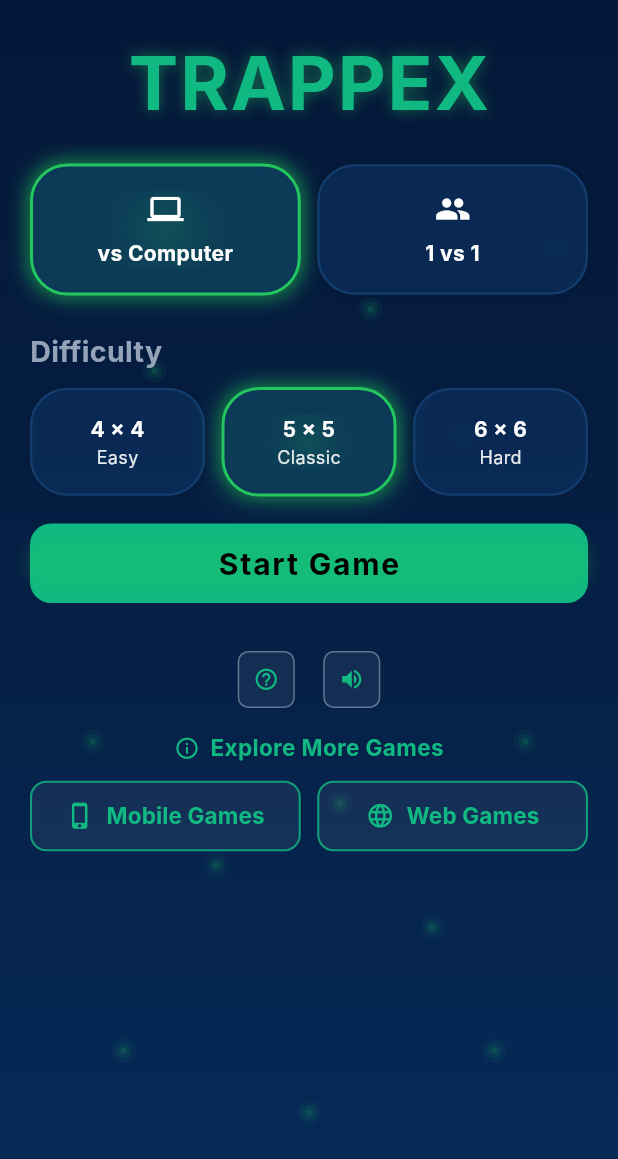
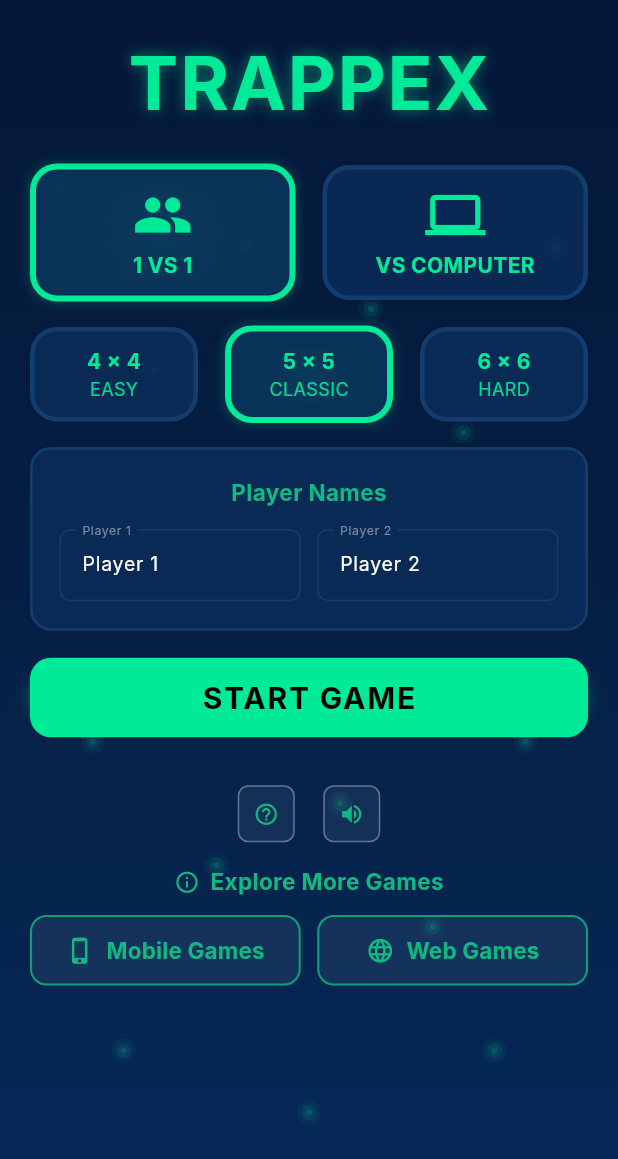
Before and after one commit to AgendeasSolution/trappex, a Flutter app: the screen it shows after launch, on a phone screen of 412 x 824 dp. Shown: the top 1159 px of the screen. Run offline on Flutter 3.47's test engine with Material 3 defaults, Android fonts, the phone set to English and light mode, and no system bars; our stand-ins replace audioplayers, google_mobile_ads, shared_preferences; network calls fail; Roboto replaces fonts that are missing (Inter).

Commit message:
Update color constants and game mode handling in screens
Modified the AppColors to standardize the home accent color and its glow effect. Updated the GameScreen to switch the default game mode to oneVsOneMode. Adjusted the HomeScreen to utilize the new homeAccent color for text and shadows, enhancing visual consistency. Refactored GameModeChip and GridChip widgets for improved styling and responsiveness, including padding and border radius adjustments.

```diff
--- a/lib/constants/app_colors.dart
+++ b/lib/constants/app_colors.dart
@@ -18,8 +18,8 @@ class AppColors {
   static const Color homeBgDark = Color(0xFF041738); // Dark blue base
   static const Color homeBgMedium = Color(0xFF052045); // Medium dark blue
   static const Color homeBgLight = Color(0xFF062A5A); // Lighter dark blue
-  static const Color homeAccent = Color(0xFF10B981); // Bright green (same as p1Color)
-  static const Color homeAccentGlow = Color(0xFF22C55E); // Brighter green for glows
+  static const Color homeAccent = Color(0xFF00EA98); // Bright green theme color
+  static const Color homeAccentGlow = Color(0xFF00EA98); // Theme color for glows
   static const Color homeCardBg = Color(0xFF0A2E5C); // Card background
   static const Color homeCardBorder = Color(0xFF1A4A7F); // Card border
 
--- a/lib/screens/game_screen.dart
+++ b/lib/screens/game_screen.dart
@@ -33,7 +33,7 @@ class _GameScreenState extends State<GameScreen> {
   String _gameOverTitle = "Game Over!";
   String _gameOverMessage = "The game has ended.";
   int _selectedGridSize = AppConstants.classicGridSize;
-  String _gameMode = AppConstants.vsComputerMode;
+  String _gameMode = AppConstants.oneVsOneMode;
   String _player1Name = "Player 1";
   String _player2Name = "Player 2";
   GameEdge? _hoveredEdge;
--- a/lib/screens/home_screen.dart
+++ b/lib/screens/home_screen.dart
@@ -139,17 +139,17 @@ class _HomeScreenState extends State<HomeScreen> {
                                 AppConstants.appName.toUpperCase(),
                                 style: TextStyle(
                                   fontSize: ResponsiveUtils.getResponsiveLogoFontSize(context),
-                                  color: AppColors.p1Color,
+                                  color: AppColors.homeAccent,
                                   fontWeight: FontWeight.bold,
                                   letterSpacing: ResponsiveUtils.getResponsiveValue(context, 1.0, 1.2, 1.5),
                                   shadows: [
                                     Shadow(
-                                      color: AppColors.homeAccentGlow.withOpacity(0.3),
+                                      color: AppColors.homeAccent.withOpacity(0.3),
                                       blurRadius: ResponsiveUtils.getResponsiveValue(context, 8, 10, 12),
                                       offset: const Offset(0, 0),
                                     ),
                                     Shadow(
-                                      color: AppColors.homeAccentGlow.withOpacity(0.2),
+                                      color: AppColors.homeAccent.withOpacity(0.2),
                                       blurRadius: ResponsiveUtils.getResponsiveValue(context, 12, 14, 16),
                                       offset: const Offset(0, 0),
                                     ),
@@ -162,14 +162,14 @@ class _HomeScreenState extends State<HomeScreen> {
 
                             // Game Mode Selector
                             _buildGameModeSelector(context),
-                            SizedBox(height: ResponsiveUtils.getResponsiveSpacing(context, 12.0, 14.0, 16.0)),
+                            SizedBox(height: ResponsiveUtils.getResponsiveSpacing(context, 14.0, 16.0, 18.0)),
 
                             // Grid Size Selector (Difficulty)
                             _buildGridSelector(context),
 
                             // Player Name Fields (only shown in 1v1 mode)
                             if (widget.gameMode == AppConstants.oneVsOneMode) ...[
-                              SizedBox(height: ResponsiveUtils.getResponsiveSpacing(context, 16.0, 18.0, 20.0)),
+                              SizedBox(height: ResponsiveUtils.getResponsiveSpacing(context, 14.0, 16.0, 18.0)),
                               _buildPlayerNameFields(context),
                             ],
                             SizedBox(height: ResponsiveUtils.getResponsiveSpacing(context, 16.0, 18.0, 20.0)),
@@ -204,7 +204,7 @@ class _HomeScreenState extends State<HomeScreen> {
                                     ),
                                     boxShadow: [
                                       BoxShadow(
-                                        color: AppColors.homeAccentGlow.withOpacity(0.25),
+                                        color: AppColors.homeAccent.withOpacity(0.25),
                                         blurRadius: ResponsiveUtils.getResponsiveValue(context, 6, 8, 10),
                                         spreadRadius: ResponsiveUtils.getResponsiveValue(context, 0, 1, 1),
                                       ),
@@ -212,7 +212,7 @@ class _HomeScreenState extends State<HomeScreen> {
                                   ),
                                   child: Center(
                                     child: Text(
-                                      "Start Game",
+                                      "START GAME",
                                       style: TextStyle(
                                         fontSize: ResponsiveUtils.getResponsiveFontSize(context, 18, 20, 22),
                                         color: Colors.black,
@@ -490,10 +490,20 @@ class _HomeScreenState extends State<HomeScreen> {
 
 
   Widget _buildGameModeSelector(BuildContext context) {
-    final spacing = ResponsiveUtils.getResponsiveSpacing(context, 10, 11, 12);
+    final spacing = ResponsiveUtils.getResponsiveSpacing(context, 16, 18, 20);
 
     return Row(
       children: [
+        Expanded(
+          child: GameModeChip(
+            mode: AppConstants.oneVsOneMode,
+            label: "1 vs 1",
+            icon: Icons.people,
+            isSelected: widget.gameMode == AppConstants.oneVsOneMode,
+            onTap: () => widget.onGameModeChanged(AppConstants.oneVsOneMode),
+          ),
+        ),
+        SizedBox(width: spacing),
         Expanded(
           child: GameModeChip(
             mode: AppConstants.vsComputerMode,
@@ -501,16 +511,6 @@ class _HomeScreenState extends State<HomeScreen> {
             icon: Icons.computer,
             isSelected: widget.gameMode == AppConstants.vsComputerMode,
             onTap: () => widget.onGameModeChanged(AppConstants.vsComputerMode),
-          ),
-        ),
-        SizedBox(width: spacing),
-        Expanded(
-          child: GameModeChip(
-            mode: AppConstants.oneVsOneMode,
-            label: "1 vs 1",
-            icon: Icons.people,
-            isSelected: widget.gameMode == AppConstants.oneVsOneMode,
-            onTap: () => widget.onGameModeChanged(AppConstants.oneVsOneMode),
           ),
         ),
       ],
@@ -631,28 +631,9 @@ class _HomeScreenState extends State<HomeScreen> {
   }
 
   Widget _buildGridSelector(BuildContext context) {
-    final spacing = ResponsiveUtils.getResponsiveSpacing(context, 10, 11, 12);
+    final spacing = ResponsiveUtils.getResponsiveSpacing(context, 16, 18, 20);
 
-    return Column(
-      children: [
-        Padding(
-          padding: EdgeInsets.only(
-            top: ResponsiveUtils.getResponsiveSpacing(context, 8, 10, 12),
-          ),
-          child: Align(
-            alignment: Alignment.centerLeft,
-            child: Text(
-              "Difficulty",
-              style: TextStyle(
-                color: AppColors.mutedColor,
-                fontSize: ResponsiveUtils.getResponsiveFontSize(context, 18, 19, 20),
-                fontWeight: FontWeight.bold,
-              ),
-            ),
-          ),
-        ),
-        SizedBox(height: ResponsiveUtils.getResponsiveSpacing(context, 8, 10, 12)),
-        Row(
+    return Row(
           children: [
             Expanded(
               child: GridChip(
@@ -681,8 +662,6 @@ class _HomeScreenState extends State<HomeScreen> {
               ),
             ),
           ],
-        ),
-      ],
     );
   }
 
--- a/lib/widgets/home/game_mode_chip.dart
+++ b/lib/widgets/home/game_mode_chip.dart
@@ -28,44 +28,39 @@ class GameModeChip extends StatelessWidget {
       },
       child: AnimatedContainer(
         duration: const Duration(milliseconds: 300),
-        padding: const EdgeInsets.symmetric(horizontal: 20, vertical: 16),
+        padding: const EdgeInsets.symmetric(horizontal: 12, vertical: 10),
         decoration: BoxDecoration(
-          borderRadius: BorderRadius.circular(25),
+          borderRadius: BorderRadius.circular(18),
           border: Border.all(
               color: isSelected
-                  ? AppColors.homeAccentGlow
+                  ? AppColors.homeAccent
                   : AppColors.homeCardBorder.withOpacity(0.6),
-              width: isSelected ? 2.0 : 1.5),
+              width: isSelected ? 4.0 : 3.0),
           color: AppColors.homeCardBg.withOpacity(0.8),
           boxShadow: isSelected
               ? [
-                  // Outer glow - multiple layers for depth
+                  // Outer glow - reduced intensity
                   BoxShadow(
-                    color: AppColors.homeAccentGlow.withOpacity(0.4),
-                    blurRadius: 12,
-                    spreadRadius: 2,
-                  ),
-                  BoxShadow(
-                    color: AppColors.homeAccentGlow.withOpacity(0.3),
-                    blurRadius: 8,
+                    color: AppColors.homeAccent.withOpacity(0.15),
+                    blurRadius: 6,
                     spreadRadius: 1,
                   ),
                   BoxShadow(
-                    color: AppColors.homeAccentGlow.withOpacity(0.2),
+                    color: AppColors.homeAccent.withOpacity(0.1),
                     blurRadius: 4,
                     spreadRadius: 0,
                   ),
                   // Base shadow
                   BoxShadow(
-                    color: Colors.black.withOpacity(0.2),
-                    blurRadius: 4,
+                    color: Colors.black.withOpacity(0.15),
+                    blurRadius: 3,
                     spreadRadius: 0,
                   ),
                 ]
               : [
                   BoxShadow(
-                      color: Colors.black.withOpacity(0.2),
-                      blurRadius: 4,
+                      color: Colors.black.withOpacity(0.15),
+                      blurRadius: 3,
                       spreadRadius: 0),
                 ],
         ),
@@ -76,13 +71,13 @@ class GameModeChip extends StatelessWidget {
               Positioned.fill(
                 child: Container(
                   decoration: BoxDecoration(
-                    borderRadius: BorderRadius.circular(25),
+                    borderRadius: BorderRadius.circular(18),
                     gradient: RadialGradient(
                       center: Alignment.center,
                       radius: 1.2,
                       colors: [
-                        AppColors.homeAccentGlow.withOpacity(0.15),
-                        AppColors.homeAccentGlow.withOpacity(0.05),
+                        AppColors.homeAccent.withOpacity(0.05),
+                        AppColors.homeAccent.withOpacity(0.02),
                         Colors.transparent,
                       ],
                       stops: const [0.0, 0.4, 1.0],
@@ -97,13 +92,13 @@ class GameModeChip extends StatelessWidget {
                 crossAxisAlignment: CrossAxisAlignment.center,
                 children: [
                   Icon(icon,
-                      color: Colors.white,
-                      size: 24),
-                  const SizedBox(height: 8),
+                      color: AppColors.homeAccent,
+                      size: 40),
+                  const SizedBox(height: 4),
                   Flexible(
-                    child: Text(label,
+                    child: Text(label.toUpperCase(),
                         style: TextStyle(
-                            color: Colors.white,
+                            color: AppColors.homeAccent,
                             fontWeight: FontWeight.bold,
                             fontSize: 14),
                         overflow: TextOverflow.ellipsis,
--- a/lib/widgets/home/grid_chip.dart
+++ b/lib/widgets/home/grid_chip.dart
@@ -26,44 +26,39 @@ class GridChip extends StatelessWidget {
       },
       child: AnimatedContainer(
         duration: const Duration(milliseconds: 300),
-        padding: const EdgeInsets.symmetric(horizontal: 24, vertical: 16),
+        padding: const EdgeInsets.symmetric(horizontal: 12, vertical: 10),
         decoration: BoxDecoration(
-          borderRadius: BorderRadius.circular(25),
+          borderRadius: BorderRadius.circular(18),
           border: Border.all(
               color: isSelected
-                  ? AppColors.homeAccentGlow
+                  ? AppColors.homeAccent
                   : AppColors.homeCardBorder.withOpacity(0.6),
-              width: isSelected ? 2.0 : 1.5),
+              width: isSelected ? 4.0 : 3.0),
           color: AppColors.homeCardBg.withOpacity(0.8),
           boxShadow: isSelected
               ? [
-                  // Outer glow - multiple layers for depth
+                  // Outer glow - reduced intensity
                   BoxShadow(
-                    color: AppColors.homeAccentGlow.withOpacity(0.4),
-                    blurRadius: 12,
-                    spreadRadius: 2,
-                  ),
-                  BoxShadow(
-                    color: AppColors.homeAccentGlow.withOpacity(0.3),
-                    blurRadius: 8,
+                    color: AppColors.homeAccent.withOpacity(0.15),
+                    blurRadius: 6,
                     spreadRadius: 1,
                   ),
                   BoxShadow(
-                    color: AppColors.homeAccentGlow.withOpacity(0.2),
+                    color: AppColors.homeAccent.withOpacity(0.1),
                     blurRadius: 4,
                     spreadRadius: 0,
                   ),
                   // Base shadow
                   BoxShadow(
-                    color: Colors.black.withOpacity(0.2),
-                    blurRadius: 4,
+                    color: Colors.black.withOpacity(0.15),
+                    blurRadius: 3,
                     spreadRadius: 0,
                   ),
                 ]
               : [
                   BoxShadow(
-                      color: Colors.black.withOpacity(0.2),
-                      blurRadius: 4,
+                      color: Colors.black.withOpacity(0.15),
+                      blurRadius: 3,
                       spreadRadius: 0),
                 ],
         ),
@@ -74,13 +69,13 @@ class GridChip extends StatelessWidget {
               Positioned.fill(
                 child: Container(
                   decoration: BoxDecoration(
-                    borderRadius: BorderRadius.circular(25),
+                    borderRadius: BorderRadius.circular(18),
                     gradient: RadialGradient(
                       center: Alignment.center,
                       radius: 1.2,
                       colors: [
-                        AppColors.homeAccentGlow.withOpacity(0.15),
-                        AppColors.homeAccentGlow.withOpacity(0.05),
+                        AppColors.homeAccent.withOpacity(0.05),
+                        AppColors.homeAccent.withOpacity(0.02),
                         Colors.transparent,
                       ],
                       stops: const [0.0, 0.4, 1.0],
@@ -96,11 +91,11 @@ class GridChip extends StatelessWidget {
                 children: [
                   Text("$size × $size",
                       style: TextStyle(
-                          color: Colors.white,
+                          color: AppColors.homeAccent,
                           fontWeight: FontWeight.bold)),
-                  Text(label,
+                  Text(label.toUpperCase(),
                       style: TextStyle(
-                          color: Colors.white.withOpacity(0.9),
+                          color: AppColors.homeAccent.withOpacity(0.9),
                           fontSize: 12)),
                 ],
               ),
```
